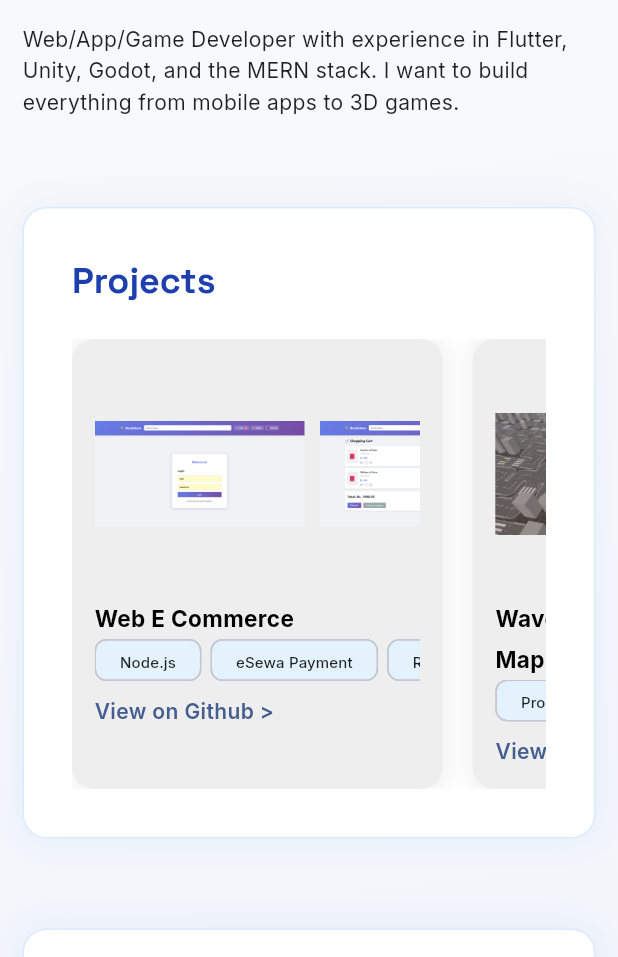
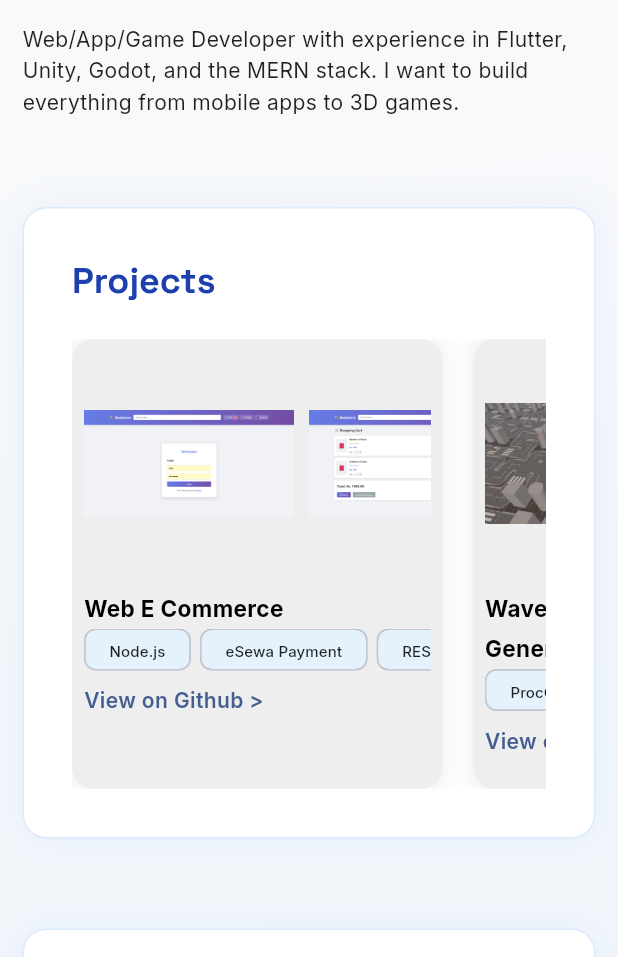
Before and after one commit to Vibhab-T/portfolio-flutter, a Flutter app: the screen it shows after launch, on a phone screen of 412 x 824 dp, the part 279-1236 px from its top. Run offline on Flutter 3.47's test engine with Material 3 defaults, Android fonts, the phone set to English and light mode, and no system bars; our stand-ins replace google_fonts.

Commit message:
padding changes again

```diff
--- a/lib/widgets/project_card.dart
+++ b/lib/widgets/project_card.dart
@@ -22,7 +22,7 @@ class ProjectCard extends StatelessWidget {
           ),
         ],
       ),
-      padding: const EdgeInsets.all(15),
+      padding: const EdgeInsets.all(8),
       child: Column(
         crossAxisAlignment: CrossAxisAlignment.start,
         children: [
```
